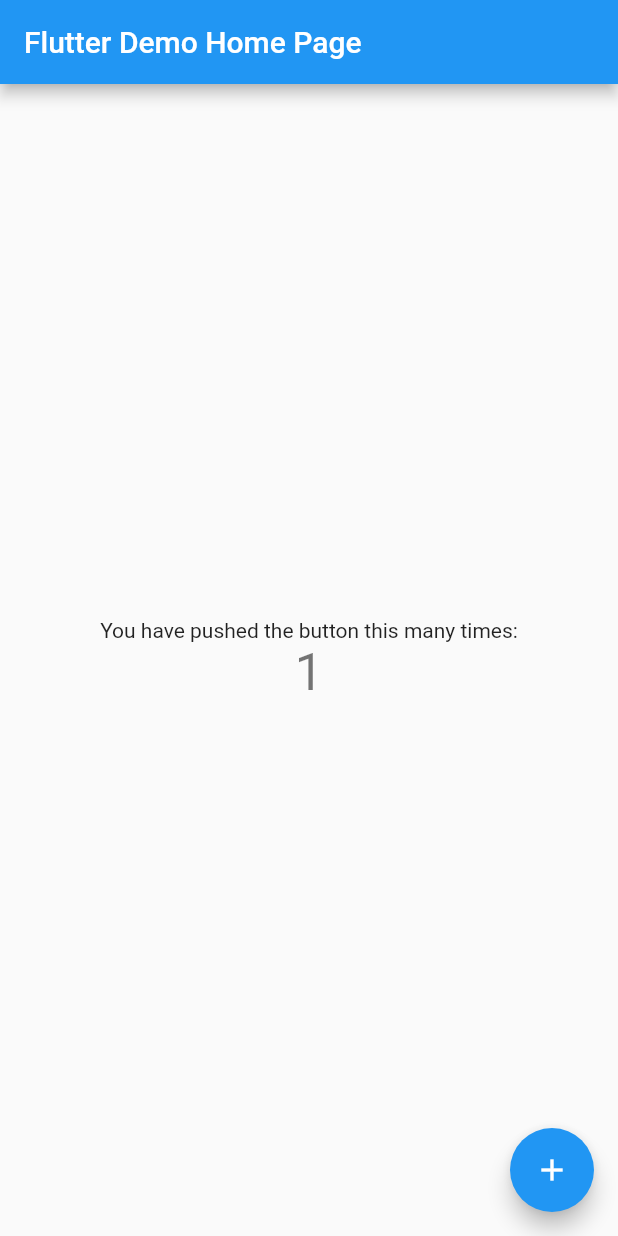
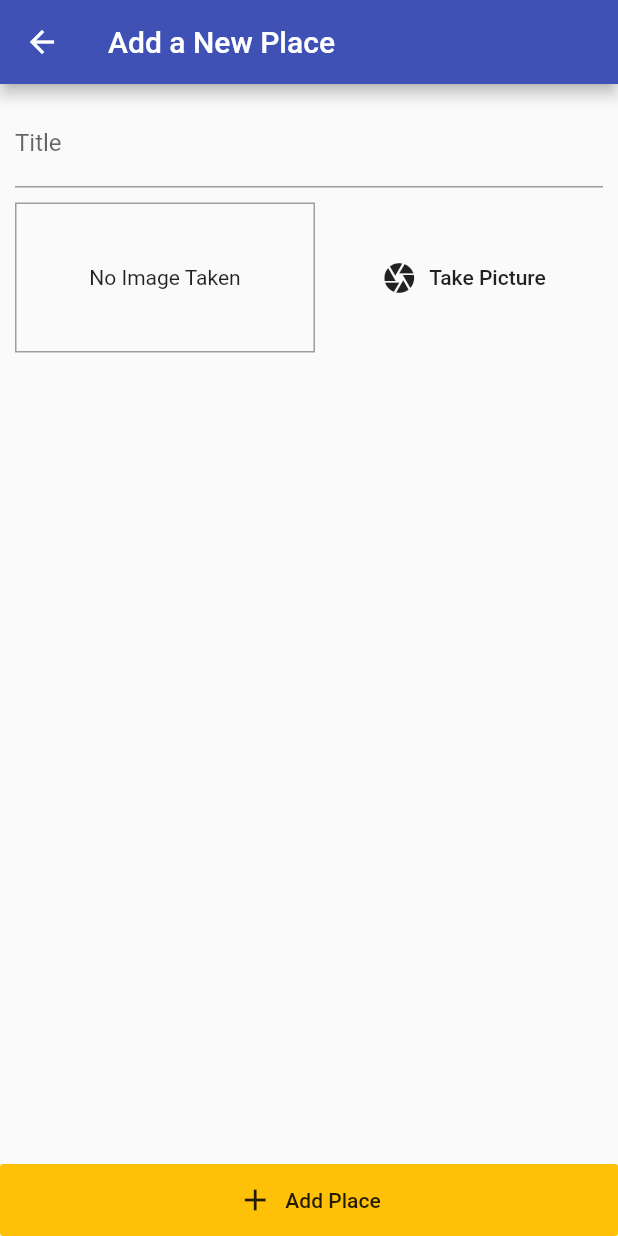
Before and after one commit to jacobia21/GreatPlacesApp, a Flutter app: the screen it shows after launch, after a tap on the "add" icon, on a phone screen of 412 x 824 dp. Run offline on Flutter 3.47's test engine with Material 2 defaults, Android fonts, the phone set to English and light mode, and no system bars; our stand-ins replace image_picker.

Commit message:
file structure setup, and start of add place form

```diff
--- a/lib/main.dart
+++ b/lib/main.dart
@@ -1,4 +1,9 @@
 import 'package:flutter/material.dart';
+import 'package:provider/provider.dart';
+
+import './providers/great_places.dart';
+import './screens/places_list_screen.dart';
+import './screens/add_place_screen.dart';
 
 void main() {
   runApp(MyApp());
@@ -8,110 +13,19 @@ class MyApp extends StatelessWidget {
   // This widget is the root of your application.
   @override
   Widget build(BuildContext context) {
-    return MaterialApp(
-      title: 'Flutter Demo',
-      theme: ThemeData(
-        // This is the theme of your application.
-        //
-        // Try running your application with "flutter run". You'll see the
-        // application has a blue toolbar. Then, without quitting the app, try
-        // changing the primarySwatch below to Colors.green and then invoke
-        // "hot reload" (press "r" in the console where you ran "flutter run",
-        // or simply save your changes to "hot reload" in a Flutter IDE).
-        // Notice that the counter didn't reset back to zero; the application
-        // is not restarted.
-        primarySwatch: Colors.blue,
-        // This makes the visual density adapt to the platform that you run
-        // the app on. For desktop platforms, the controls will be smaller and
-        // closer together (more dense) than on mobile platforms.
-        visualDensity: VisualDensity.adaptivePlatformDensity,
+    return ChangeNotifierProvider(
+      create: (BuildContext context) => GreatPlaces(),
+      child: MaterialApp(
+        title: 'Flutter Demo',
+        theme: ThemeData(
+          primarySwatch: Colors.indigo,
+          accentColor: Colors.amber,
+        ),
+        home: PlacesListScreen(),
+        routes: {
+          AddPlaceScreen.routeName: (ctx) => AddPlaceScreen(),
+        },
       ),
-      home: MyHomePage(title: 'Flutter Demo Home Page'),
     );
   }
 }
-
-class MyHomePage extends StatefulWidget {
-  MyHomePage({Key key, this.title}) : super(key: key);
-
-  // This widget is the home page of your application. It is stateful, meaning
-  // that it has a State object (defined below) that contains fields that affect
-  // how it looks.
-
-  // This class is the configuration for the state. It holds the values (in this
-  // case the title) provided by the parent (in this case the App widget) and
-  // used by the build method of the State. Fields in a Widget subclass are
-  // always marked "final".
-
-  final String title;
-
-  @override
-  _MyHomePageState createState() => _MyHomePageState();
-}
-
-class _MyHomePageState extends State<MyHomePage> {
-  int _counter = 0;
-
-  void _incrementCounter() {
-    setState(() {
-      // This call to setState tells the Flutter framework that something has
-      // changed in this State, which causes it to rerun the build method below
-      // so that the display can reflect the updated values. If we changed
-      // _counter without calling setState(), then the build method would not be
-      // called again, and so nothing would appear to happen.
-      _counter++;
-    });
-  }
-
-  @override
-  Widget build(BuildContext context) {
-    // This method is rerun every time setState is called, for instance as done
-    // by the _incrementCounter method above.
-    //
-    // The Flutter framework has been optimized to make rerunning build methods
-    // fast, so that you can just rebuild anything that needs updating rather
-    // than having to individually change instances of widgets.
-    return Scaffold(
-      appBar: AppBar(
-        // Here we take the value from the MyHomePage object that was created by
-        // the App.build method, and use it to set our appbar title.
-        title: Text(widget.title),
-      ),
-      body: Center(
-        // Center is a layout widget. It takes a single child and positions it
-        // in the middle of the parent.
-        child: Column(
-          // Column is also a layout widget. It takes a list of children and
-          // arranges them vertically. By default, it sizes itself to fit its
-          // children horizontally, and tries to be as tall as its parent.
-          //
-          // Invoke "debug painting" (press "p" in the console, choose the
-          // "Toggle Debug Paint" action from the Flutter Inspector in Android
-          // Studio, or the "Toggle Debug Paint" command in Visual Studio Code)
-          // to see the wireframe for each widget.
-          //
-          // Column has various properties to control how it sizes itself and
-          // how it positions its children. Here we use mainAxisAlignment to
-          // center the children vertically; the main axis here is the vertical
-          // axis because Columns are vertical (the cross axis would be
-          // horizontal).
-          mainAxisAlignment: MainAxisAlignment.center,
-          children: <Widget>[
-            Text(
-              'You have pushed the button this many times:',
-            ),
-            Text(
-              '$_counter',
-              style: Theme.of(context).textTheme.headline4,
-            ),
-          ],
-        ),
-      ),
-      floatingActionButton: FloatingActionButton(
-        onPressed: _incrementCounter,
-        tooltip: 'Increment',
-        child: Icon(Icons.add),
-      ), // This trailing comma makes auto-formatting nicer for build methods.
-    );
-  }
-}
--- /dev/null
+++ b/lib/models/place.dart
@@ -0,0 +1,20 @@
+import 'dart:io';
+
+import 'package:flutter/foundation.dart';
+
+class PlaceLocation {
+  final double latitude;
+  final double longitude;
+  final String address;
+
+  PlaceLocation({@required this.latitude, @required this.longitude, this.address});
+}
+
+class Place {
+  final String id;
+  final String title;
+  final PlaceLocation location;
+  final File image;
+
+  Place({@required this.id, @required this.title, @required this.location, @required this.image});
+}
--- /dev/null
+++ b/lib/providers/great_places.dart
@@ -0,0 +1,11 @@
+import 'package:flutter/foundation.dart';
+
+import '../models/place.dart';
+
+class GreatPlaces with ChangeNotifier {
+  List<Place> _items = [];
+
+  List<Place> get items {
+    return _items;
+  }
+}
--- /dev/null
+++ b/lib/screens/add_place_screen.dart
@@ -0,0 +1,58 @@
+import 'package:flutter/material.dart';
+
+import '../widgets/image_input.dart';
+
+class AddPlaceScreen extends StatefulWidget {
+  static const routeName = '/add-place';
+  @override
+  _AddPlaceScreenState createState() => _AddPlaceScreenState();
+}
+
+class _AddPlaceScreenState extends State<AddPlaceScreen> {
+  final _titleController = TextEditingController();
+  @override
+  Widget build(BuildContext context) {
+    return Scaffold(
+      appBar: AppBar(
+        title: Text('Add a New Place'),
+      ),
+      body: Column(
+        crossAxisAlignment: CrossAxisAlignment.stretch,
+        children: <Widget>[
+          Expanded(
+            child: SingleChildScrollView(
+              child: Padding(
+                padding: EdgeInsets.all(10),
+                child: Column(
+                  children: <Widget>[
+                    TextField(
+                      controller: _titleController,
+                      decoration: InputDecoration(
+                        labelText: 'Title',
+                      ),
+                    ),
+                    SizedBox(height: 10),
+                    ImageInput(),
+                  ],
+                ),
+              ),
+            ),
+          ),
+          RaisedButton.icon(
+            color: Theme.of(context).accentColor,
+            padding: EdgeInsets.all(12),
+            elevation: 0,
+            materialTapTargetSize: MaterialTapTargetSize.shrinkWrap,
+            onPressed: () {},
+            icon: Icon(
+              Icons.add,
+            ),
+            label: Text(
+              'Add Place',
+            ),
+          )
+        ],
+      ),
+    );
+  }
+}
--- /dev/null
+++ b/lib/screens/places_list_screen.dart
@@ -0,0 +1,25 @@
+import 'package:flutter/material.dart';
+
+import './add_place_screen.dart';
+
+class PlacesListScreen extends StatelessWidget {
+  @override
+  Widget build(BuildContext context) {
+    return Scaffold(
+      appBar: AppBar(
+        title: Text('Your Places'),
+        actions: <Widget>[
+          IconButton(
+            icon: Icon(Icons.add),
+            onPressed: () {
+              Navigator.of(context).pushNamed(AddPlaceScreen.routeName);
+            },
+          ),
+        ],
+      ),
+      body: Center(
+        child: CircularProgressIndicator(),
+      ),
+    );
+  }
+}
--- /dev/null
+++ b/lib/widgets/image_input.dart
@@ -0,0 +1,57 @@
+import 'dart:io';
+
+import 'package:flutter/material.dart';
+import 'package:image_picker/image_picker.dart';
+
+class ImageInput extends StatefulWidget {
+  @override
+  _ImageInputState createState() => _ImageInputState();
+}
+
+class _ImageInputState extends State<ImageInput> {
+  File _storedImage;
+
+  Future<void> _takePicture() async {
+    final imageFile = await ImagePicker.pickImage(
+      source: ImageSource.camera,
+      maxWidth: 600,
+    );
+  }
+
+  @override
+  Widget build(BuildContext context) {
+    return Row(
+      children: <Widget>[
+        Container(
+          width: 200,
+          height: 100,
+          decoration: BoxDecoration(
+            border: Border.all(
+              width: 1,
+              color: Colors.grey,
+            ),
+          ),
+          child: _storedImage != null
+              ? Image.file(
+                  _storedImage,
+                  fit: BoxFit.cover,
+                  width: double.infinity,
+                )
+              : Text(
+                  'No Image Taken',
+                  textAlign: TextAlign.center,
+                ),
+          alignment: Alignment.center,
+        ),
+        SizedBox(width: 10),
+        Expanded(
+          child: FlatButton.icon(
+            icon: Icon(Icons.camera),
+            label: Text('Take Picture'),
+            onPressed: _takePicture,
+          ),
+        ),
+      ],
+    );
+  }
+}
--- a/pubspec.yaml
+++ b/pubspec.yaml
@@ -23,6 +23,8 @@ environment:
 dependencies:
   flutter:
     sdk: flutter
+  provider: ^4.1.2
+  image_picker: ^0.6.6+5
 
 
   # The following adds the Cupertino Icons font to your application.
```
Also changed, not shown: lib/screens/places_detail_screen.dart (added), pubspec.lock, 7 other files.
